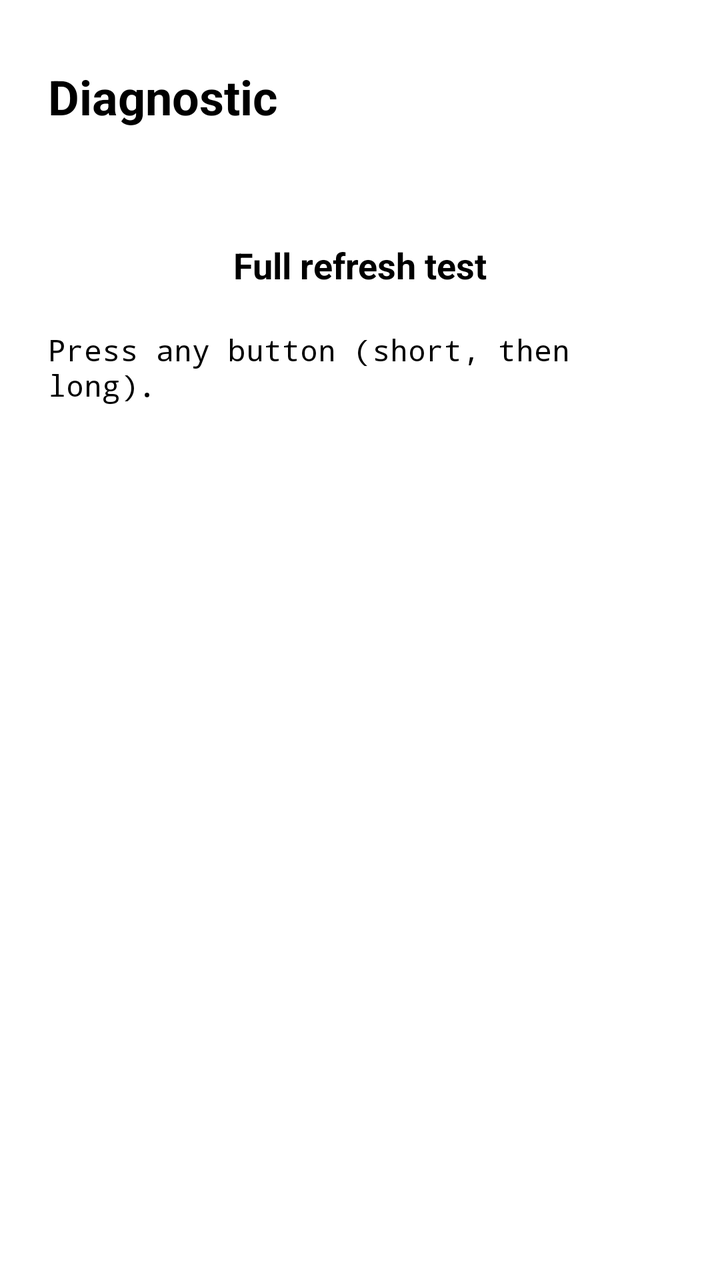
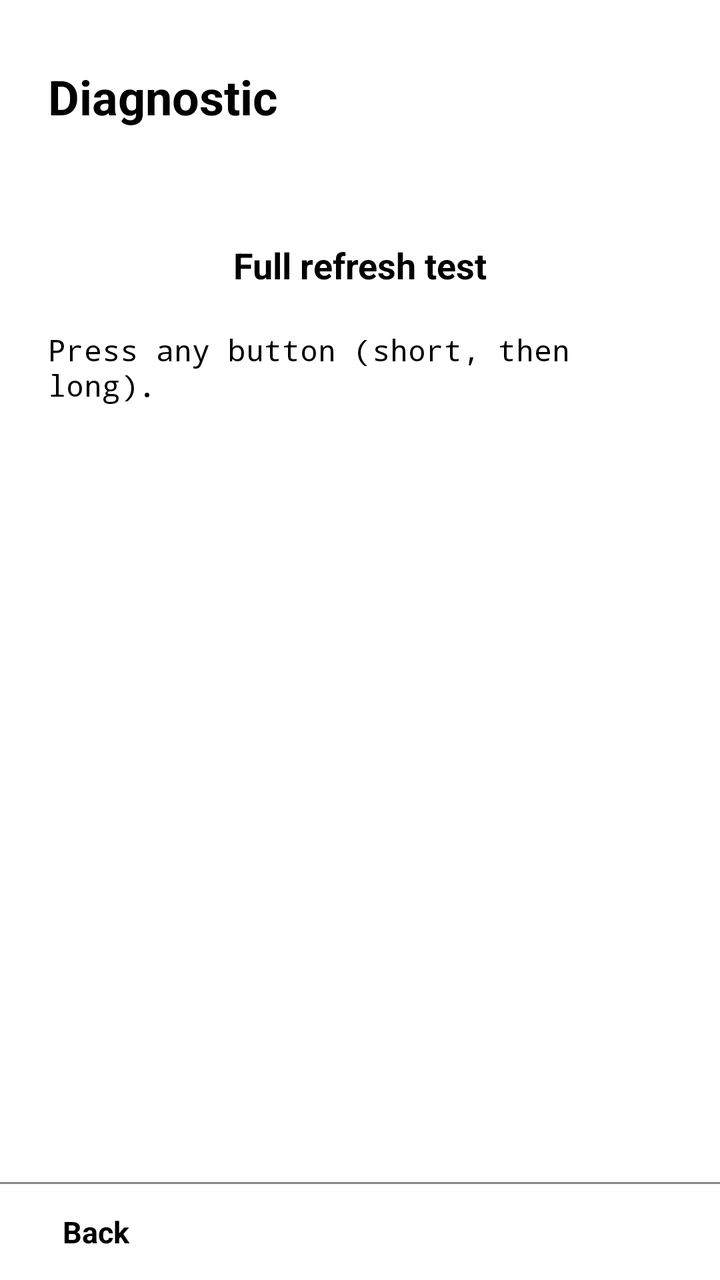

Compare the two renders of this Android layout. The source of the first and the diff that turns it into the second are given below.
<!-- AndroidManifest.xml: application theme AppTheme -->
<!-- res/layout/diagnostic.xml -->
<?xml version="1.0" encoding="utf-8"?>
<FrameLayout xmlns:android="http://schemas.android.com/apk/res/android"
    android:layout_width="match_parent"
    android:layout_height="match_parent">

    <LinearLayout
        android:layout_width="match_parent"
        android:layout_height="match_parent"
        android:orientation="vertical"
        android:padding="24dp">

        <TextView style="@style/Heading" android:text="@string/diagnostic" />

        <TextView android:id="@+id/display" style="@style/Body" android:textSize="15sp" />

        <TextView android:id="@+id/refresh_test" style="@style/Button" android:text="@string/refresh_test" />

        <TextView android:id="@+id/keys" style="@style/Body" android:textSize="15sp"
            android:fontFamily="monospace" android:text="@string/press_button" />
    </LinearLayout>

    
    <View
        android:id="@+id/flash"
        android:layout_width="match_parent"
        android:layout_height="match_parent"
        android:visibility="gone" />
</FrameLayout>
<!-- resources referenced by this layout -->
<resources>
  <string name="diagnostic">Diagnostic</string>
  <string name="press_button">Press any button (short, then long).</string>
  <string name="refresh_test">Full refresh test</string>
  <style name="Body">
          <item name="android:layout_width">match_parent</item>
          <item name="android:layout_height">wrap_content</item>
          <item name="android:textSize">18sp</item>
          <item name="android:paddingTop">8dp</item>
          <item name="android:paddingBottom">8dp</item>
      </style>
  <style name="Button" parent="Body">
          <item name="android:minHeight">48dp</item>
          <item name="android:gravity">center</item>
          <item name="android:textStyle">bold</item>
          <item name="android:textColor">@color/tab_text</item>
          <item name="android:background">@drawable/inverting_bg</item>
      </style>
  <style name="Heading" parent="Body">
          <item name="android:textSize">24sp</item>
          <item name="android:textStyle">bold</item>
      </style>
  <style name="AppTheme" parent="android:Theme.Material.Light.NoActionBar">
          <item name="android:windowAnimationStyle">@null</item>
          <item name="android:windowBackground">@android:color/white</item>
          <item name="android:statusBarColor">@android:color/white</item>
          <item name="android:navigationBarColor">@android:color/white</item>
          <item name="android:windowLightStatusBar">true</item>
          <item name="android:windowLightNavigationBar">true</item>
          <item name="android:textColorPrimary">@android:color/black</item>
          <item name="android:textColorSecondary">@android:color/black</item>
          <item name="android:textColor">@android:color/black</item>
          <item name="android:colorAccent">@android:color/black</item>
          <item name="android:colorControlHighlight">@android:color/transparent</item>
      </style>
  <!-- drawable inverting_bg (drawable) -->
  <?xml version="1.0" encoding="utf-8"?>
  <selector xmlns:android="http://schemas.android.com/apk/res/android">
      <item android:drawable="@android:color/black" android:state_pressed="true" />
      <item android:drawable="@android:color/black" android:state_selected="true" />
      <item android:drawable="@android:color/white" />
  </selector>
</resources>

<!-- the commit's change to res/layout/diagnostic.xml (unified diff, before → after) -->
@@ -6,17 +6,34 @@
     <LinearLayout
         android:layout_width="match_parent"
         android:layout_height="match_parent"
-        android:orientation="vertical"
-        android:padding="24dp">
+        android:orientation="vertical">
 
-        <TextView style="@style/Heading" android:text="@string/diagnostic" />
+        <LinearLayout
+            android:layout_width="match_parent"
+            android:layout_height="0dp"
+            android:layout_weight="1"
+            android:orientation="vertical"
+            android:padding="24dp">
 
-        <TextView android:id="@+id/display" style="@style/Body" android:textSize="15sp" />
+            <TextView style="@style/Heading" android:text="@string/diagnostic" />
 
-        <TextView android:id="@+id/refresh_test" style="@style/Button" android:text="@string/refresh_test" />
+            <TextView android:id="@+id/display" style="@style/Body" android:textSize="15sp" />
 
-        <TextView android:id="@+id/keys" style="@style/Body" android:textSize="15sp"
-            android:fontFamily="monospace" android:text="@string/press_button" />
+            <TextView android:id="@+id/refresh_test" style="@style/Button" android:text="@string/refresh_test" />
+
+            <TextView android:id="@+id/keys" style="@style/Body" android:textSize="15sp"
+                android:fontFamily="monospace" android:text="@string/press_button" />
+        </LinearLayout>
+
+        <View style="@style/Divider" />
+
+        <LinearLayout
+            android:layout_width="match_parent"
+            android:layout_height="48dp"
+            android:orientation="horizontal">
+
+            <TextView android:id="@+id/back" style="@style/PagerButton" android:text="@string/back" />
+        </LinearLayout>
     </LinearLayout>
 
     
<!-- resource entries referenced after the edit -->
@@ -1,5 +1,6 @@
 <!-- resources referenced by this layout -->
 <resources>
+  <string name="back">Back</string>
   <string name="diagnostic">Diagnostic</string>
   <string name="press_button">Press any button (short, then long).</string>
   <string name="refresh_test">Full refresh test</string>
@@ -17,9 +18,23 @@
           <item name="android:textColor">@color/tab_text</item>
           <item name="android:background">@drawable/inverting_bg</item>
       </style>
+  <style name="Divider">
+          <item name="android:layout_width">match_parent</item>
+          <item name="android:layout_height">1dp</item>
+          <item name="android:background">#888888</item>
+      </style>
   <style name="Heading" parent="Body">
           <item name="android:textSize">24sp</item>
           <item name="android:textStyle">bold</item>
+      </style>
+  <style name="PagerButton">
+          <item name="android:layout_width">96dp</item>
+          <item name="android:layout_height">match_parent</item>
+          <item name="android:gravity">center</item>
+          <item name="android:textSize">15sp</item>
+          <item name="android:textStyle">bold</item>
+          <item name="android:textColor">@color/tab_text</item>
+          <item name="android:background">@drawable/inverting_bg</item>
       </style>
   <style name="AppTheme" parent="android:Theme.Material.Light.NoActionBar">
           <item name="android:windowAnimationStyle">@null</item>
